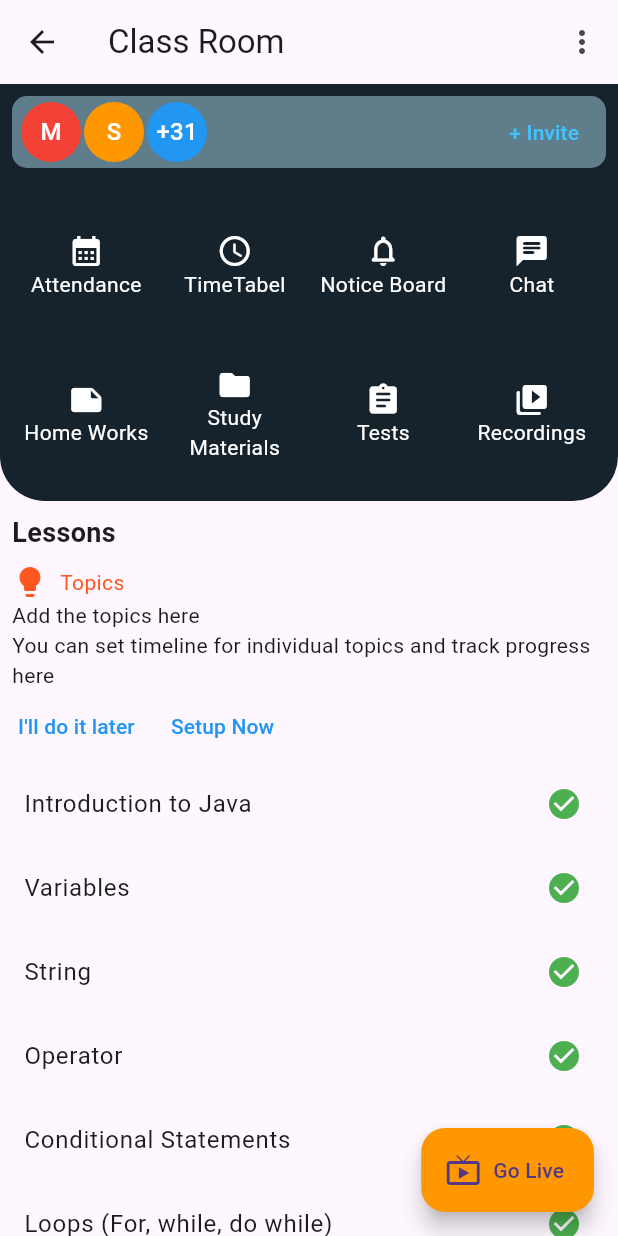
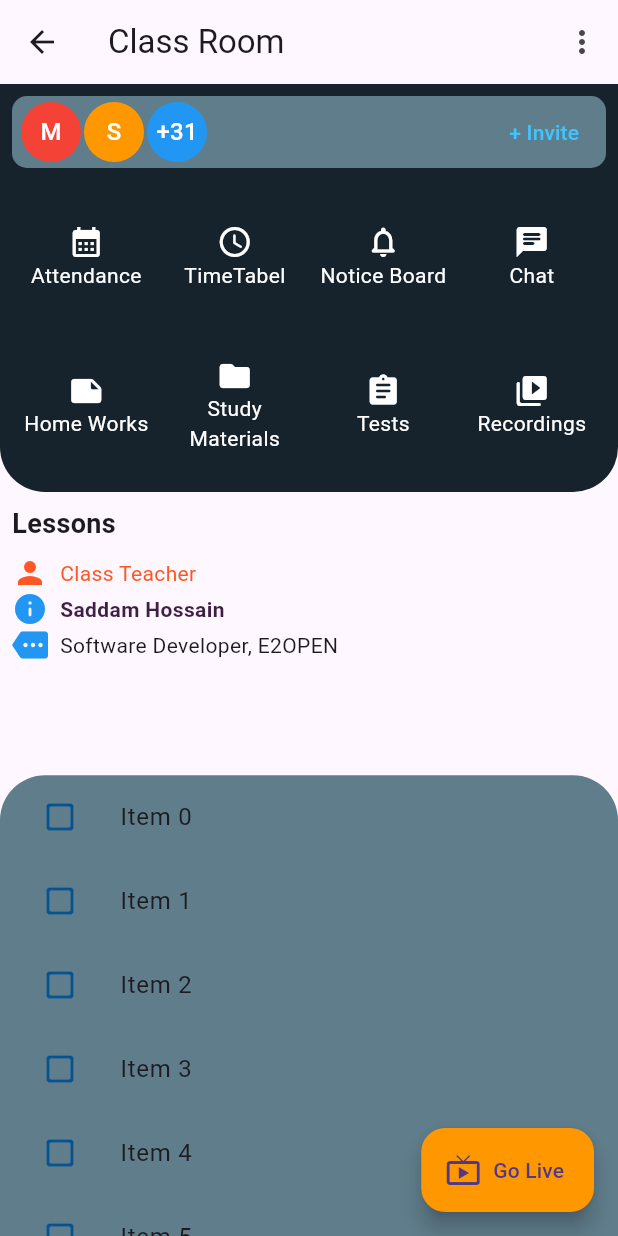
Before and after one commit to shossain786/ma_raza_khan, a Flutter app: the ClassroomScreen screen opened directly, on a phone screen of 412 x 824 dp. Run offline on Flutter 3.47's test engine with Material 3 defaults, Android fonts, the phone set to English and light mode, and no system bars; our stand-ins replace another_flutter_splash_screen, extended_image; missing offline and left inert: intro_views_flutter.

Commit message:
code updated

```diff
--- a/lib/screens/class_room.dart
+++ b/lib/screens/class_room.dart
@@ -1,6 +1,7 @@
 import 'package:flutter/material.dart';
+import 'package:ma_raza_khan/widgets/class_top_items.dart';
 
-import '../widgets/project_constants.dart';
+import '../widgets/project_constants.dart' as pc;
 
 class ClassroomScreen extends StatefulWidget {
   const ClassroomScreen({super.key});
@@ -11,6 +12,7 @@ class ClassroomScreen extends StatefulWidget {
 
 class _ClassroomScreenState extends State<ClassroomScreen> {
   late int studentCount;
+  bool topicDone = false;
 
   @override
   void initState() {
@@ -36,7 +38,9 @@ class _ClassroomScreenState extends State<ClassroomScreen> {
           ),
         ],
       ),
-      body: Column(
+      body: Stack(
+        children: [
+          Column(
             children: [
               Container(
                 padding: const EdgeInsets.all(8.0),
@@ -45,7 +49,7 @@ class _ClassroomScreenState extends State<ClassroomScreen> {
                     bottomLeft: Radius.elliptical(30, 30),
                     bottomRight: Radius.elliptical(30, 30),
                   ),
-              color: classRoomIteamsBackgroundColor,
+                  color: pc.classRoomIteamsBackgroundColor,
                 ),
                 child: Column(
                   children: [
@@ -59,12 +63,14 @@ class _ClassroomScreenState extends State<ClassroomScreen> {
                         children: [
                           const CircleAvatar(
                             backgroundColor: Colors.red,
-                        child: Text('M', style: TextStyle(color: Colors.white)),
+                            child: Text('M',
+                                style: TextStyle(color: Colors.white)),
                           ),
                           const SizedBox(width: 2),
                           const CircleAvatar(
                             backgroundColor: Colors.orange,
-                        child: Text('S', style: TextStyle(color: Colors.white)),
+                            child: Text('S',
+                                style: TextStyle(color: Colors.white)),
                           ),
                           const SizedBox(width: 2),
                           CircleAvatar(
@@ -85,118 +91,8 @@ class _ClassroomScreenState extends State<ClassroomScreen> {
                         ],
                       ),
                     ),
-                const SizedBox(height: 16),
-                GridView.count(
-                  crossAxisCount: 4,
-                  shrinkWrap: true,
-                  children: const [
-                    Column(
-                      mainAxisAlignment: MainAxisAlignment.center,
-                      children: [
-                        Icon(
-                          Icons.calendar_month,
-                          color: Colors.white,
-                        ),
-                        Text(
-                          'Attendance',
-                          style: TextStyle(color: Colors.white),
-                        )
-                      ],
-                    ),
-                    Column(
-                      mainAxisAlignment: MainAxisAlignment.center,
-                      children: [
-                        Icon(
-                          Icons.schedule_rounded,
-                          color: Colors.white,
-                        ),
-                        Text(
-                          'TimeTabel',
-                          style: TextStyle(color: Colors.white),
-                        )
-                      ],
-                    ),
-                    Column(
-                      mainAxisAlignment: MainAxisAlignment.center,
-                      children: [
-                        Icon(
-                          Icons.notifications_none_rounded,
-                          color: Colors.white,
-                        ),
-                        Text(
-                          'Notice Board',
-                          style: TextStyle(color: Colors.white),
-                        )
-                      ],
-                    ),
-                    Column(
-                      mainAxisAlignment: MainAxisAlignment.center,
-                      children: [
-                        Icon(
-                          Icons.chat_rounded,
-                          color: Colors.white,
-                        ),
-                        Text(
-                          'Chat',
-                          style: TextStyle(color: Colors.white),
-                        )
-                      ],
-                    ),
-                    Column(
-                      mainAxisAlignment: MainAxisAlignment.center,
-                      children: [
-                        Icon(
-                          Icons.note_rounded,
-                          color: Colors.white,
-                        ),
-                        Text(
-                          'Home Works',
-                          style: TextStyle(color: Colors.white),
-                        )
-                      ],
-                    ),
-                    Column(
-                      mainAxisAlignment: MainAxisAlignment.center,
-                      children: [
-                        Icon(
-                          Icons.folder_rounded,
-                          color: Colors.white,
-                        ),
-                        Text(
-                          'Study Materials',
-                          textAlign: TextAlign.center,
-                          style: TextStyle(color: Colors.white),
-                        )
-                      ],
-                    ),
-                    Column(
-                      mainAxisAlignment: MainAxisAlignment.center,
-                      children: [
-                        Icon(
-                          Icons.assignment_rounded,
-                          color: Colors.white,
-                        ),
-                        Text(
-                          'Tests',
-                          style: TextStyle(color: Colors.white),
-                        )
-                      ],
-                    ),
-                    Column(
-                      mainAxisAlignment: MainAxisAlignment.center,
-                      children: [
-                        Icon(
-                          Icons.video_collection_rounded,
-                          color: Colors.white,
-                        ),
-                        Text(
-                          'Recordings',
-                          style: TextStyle(color: Colors.white),
-                        )
-                      ],
-                    ),
-                  ],
-                ),
+                    const SizedBox(height: 10),
+                    myClassRoomGridItems(),
                   ],
                 ),
               ),
@@ -220,52 +116,85 @@ class _ClassroomScreenState extends State<ClassroomScreen> {
                     Row(
                       children: [
                         Icon(
-                      Icons.lightbulb,
+                          Icons.person,
                           color: Colors.deepOrange,
                         ),
                         SizedBox(width: 8),
                         Text(
-                      'Topics',
-                      style: TextStyle(fontSize: 14, color: Colors.deepOrange),
+                          'Class Teacher',
+                          style:
+                              TextStyle(fontSize: 14, color: Colors.deepOrange),
                         ),
                       ],
                     ),
+                    Row(
+                      children: [
+                        Icon(
+                          Icons.info_rounded,
+                          color: Colors.blue,
+                        ),
+                        SizedBox(width: 8),
                         Text(
-                  'Add the topics here\nYou can set timeline for individual topics and track progress here',
-                  style: TextStyle(fontSize: 14),
+                          'Saddam Hossain',
+                          style: TextStyle(
+                              fontSize: 14,
+                              color: Color.fromARGB(255, 63, 31, 69),
+                              fontWeight: FontWeight.bold),
                         ),
                       ],
                     ),
-          ),
                     Row(
                       children: [
-              TextButton(
-                onPressed: () {},
-                child: const Text(
-                  'I\'ll do it later',
-                  style: TextStyle(color: Colors.blue),
+                        Icon(
+                          Icons.more_rounded,
+                          color: Colors.blue,
                         ),
-              ),
-              TextButton(
-                onPressed: () {},
-                child: const Text(
-                  'Setup Now',
-                  style: TextStyle(color: Colors.blue),
+                        SizedBox(width: 8),
+                        Text('Software Developer, E2OPEN')
+                      ],
+                    )
+                  ],
                 ),
               ),
             ],
           ),
-          Expanded(
-            child: ListView(
-              children: const [
-                LessonTile(title: 'Introduction to Java'),
-                LessonTile(title: 'Variables'),
-                LessonTile(title: 'String'),
-                LessonTile(title: 'Operator'),
-                LessonTile(title: 'Conditional Statements'),
-                LessonTile(title: 'Loops (For, while, do while)'),
-              ],
+          DraggableScrollableSheet(
+            initialChildSize: 0.4,
+            minChildSize: 0.4,
+            maxChildSize: 0.8,
+            builder: (BuildContext context, ScrollController scrollController) {
+              return Container(
+                decoration: const BoxDecoration(
+                  borderRadius: BorderRadius.only(
+                    topLeft: Radius.circular(30),
+                    topRight: Radius.circular(30),
                   ),
+                  color: Colors.blueGrey,
+                ),
+                child: ListView.builder(
+                  controller: scrollController,
+                  itemCount: 25,
+                  itemBuilder: (BuildContext context, int index) {
+                    return ListTile(
+                      iconColor: const Color.fromARGB(255, 6, 83, 146),
+                      selectedTileColor: Colors.amber,
+                      title: Text('Item $index'),
+                      leading: IconButton(
+                        onPressed: () {
+                          setState(() {
+                            topicDone = !topicDone;
+                          });
+                        },
+                        icon: topicDone
+                            ? const Icon(Icons.check_box)
+                            : const Icon(Icons.check_box_outline_blank_rounded),
+                      ),
+                    );
+                  },
+                ),
+
+              );
+            },
           ),
         ],
       ),
@@ -278,18 +207,3 @@ class _ClassroomScreenState extends State<ClassroomScreen> {
     );
   }
 }
-
-class LessonTile extends StatelessWidget {
-  final String title;
-
-  const LessonTile({super.key, required this.title});
-
-  @override
-  Widget build(BuildContext context) {
-    return ListTile(
-      title: Text(title),
-      trailing: const Icon(Icons.check_circle, color: Colors.green),
-      onTap: () {},
-    );
-  }
-}
--- /dev/null
+++ b/lib/widgets/class_top_items.dart
@@ -0,0 +1,115 @@
+import 'package:flutter/material.dart';
+
+myClassRoomGridItems() {
+  return GridView.count(
+    crossAxisCount: 4,
+    shrinkWrap: true,
+    children: const [
+      Column(
+        mainAxisAlignment: MainAxisAlignment.center,
+        children: [
+          Icon(
+            Icons.calendar_month,
+            color: Colors.white,
+          ),
+          Text(
+            'Attendance',
+            style: TextStyle(color: Colors.white),
+          )
+        ],
+      ),
+      Column(
+        mainAxisAlignment: MainAxisAlignment.center,
+        children: [
+          Icon(
+            Icons.schedule_rounded,
+            color: Colors.white,
+          ),
+          Text(
+            'TimeTabel',
+            style: TextStyle(color: Colors.white),
+          )
+        ],
+      ),
+      Column(
+        mainAxisAlignment: MainAxisAlignment.center,
+        children: [
+          Icon(
+            Icons.notifications_none_rounded,
+            color: Colors.white,
+          ),
+          Text(
+            'Notice Board',
+            style: TextStyle(color: Colors.white),
+          )
+        ],
+      ),
+      Column(
+        mainAxisAlignment: MainAxisAlignment.center,
+        children: [
+          Icon(
+            Icons.chat_rounded,
+            color: Colors.white,
+          ),
+          Text(
+            'Chat',
+            style: TextStyle(color: Colors.white),
+          )
+        ],
+      ),
+      Column(
+        mainAxisAlignment: MainAxisAlignment.center,
+        children: [
+          Icon(
+            Icons.note_rounded,
+            color: Colors.white,
+          ),
+          Text(
+            'Home Works',
+            style: TextStyle(color: Colors.white),
+          )
+        ],
+      ),
+      Column(
+        mainAxisAlignment: MainAxisAlignment.center,
+        children: [
+          Icon(
+            Icons.folder_rounded,
+            color: Colors.white,
+          ),
+          Text(
+            'Study Materials',
+            textAlign: TextAlign.center,
+            style: TextStyle(color: Colors.white),
+          )
+        ],
+      ),
+      Column(
+        mainAxisAlignment: MainAxisAlignment.center,
+        children: [
+          Icon(
+            Icons.assignment_rounded,
+            color: Colors.white,
+          ),
+          Text(
+            'Tests',
+            style: TextStyle(color: Colors.white),
+          )
+        ],
+      ),
+      Column(
+        mainAxisAlignment: MainAxisAlignment.center,
+        children: [
+          Icon(
+            Icons.video_collection_rounded,
+            color: Colors.white,
+          ),
+          Text(
+            'Recordings',
+            style: TextStyle(color: Colors.white),
+          )
+        ],
+      ),
+    ],
+  );
+}
--- a/lib/widgets/project_constants.dart
+++ b/lib/widgets/project_constants.dart
@@ -8,3 +8,4 @@ Color classRoomIteamsBackgroundColor = const Color.fromARGB(255, 22, 34, 44);
 Color snackSuccessBGColor = const Color.fromARGB(255, 94, 169, 231);
 Color snackUnSuccessBGColor = const Color.fromARGB(255, 238, 41, 41);
 Color snackSuccessTextColor = const Color.fromARGB(255, 6, 12, 18);
+Color bottomSheetBGColor = const Color.fromARGB(255, 22, 34, 44);
```
Lines whose indentation alone changed are shown as unchanged.
